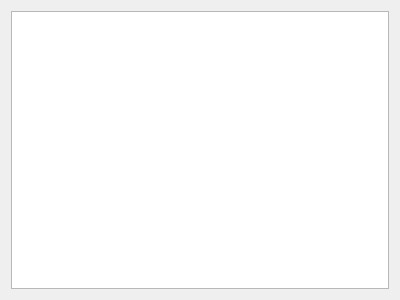
Old version of the form CMW500/powermeasure.ui in the repository joe-mao/CMW500.
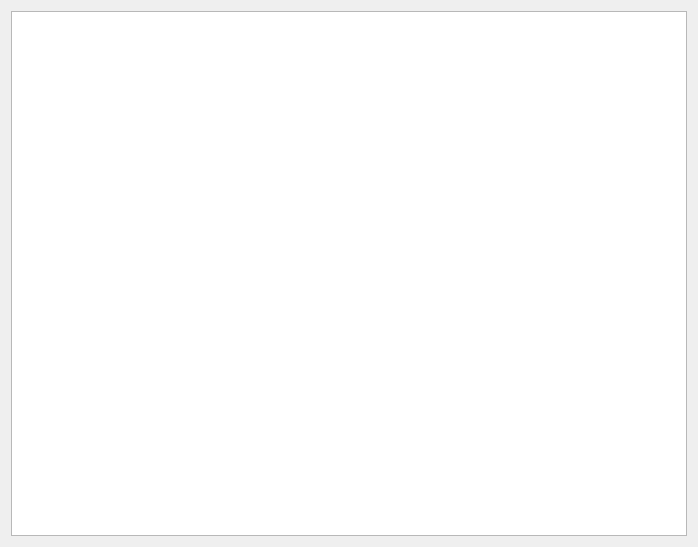
New version of the form.

What changed in the file:
```diff
--- a/CMW500/powermeasure.ui
+++ b/CMW500/powermeasure.ui
@@ -6,16 +6,20 @@
    <rect>
     <x>0</x>
     <y>0</y>
-    <width>400</width>
-    <height>300</height>
+    <width>698</width>
+    <height>547</height>
    </rect>
   </property>
   <property name="windowTitle">
    <string>Form</string>
   </property>
-  <layout class="QVBoxLayout" name="verticalLayout">
+  <layout class="QVBoxLayout" name="verticalLayout_2">
    <item>
-    <widget class="QTableView" name="tb_powerMeasure"/>
+    <layout class="QVBoxLayout" name="verticalLayout" stretch="9">
+     <item>
+      <widget class="QTableView" name="tb_powerMeasure"/>
+     </item>
+    </layout>
    </item>
   </layout>
  </widget>
```
